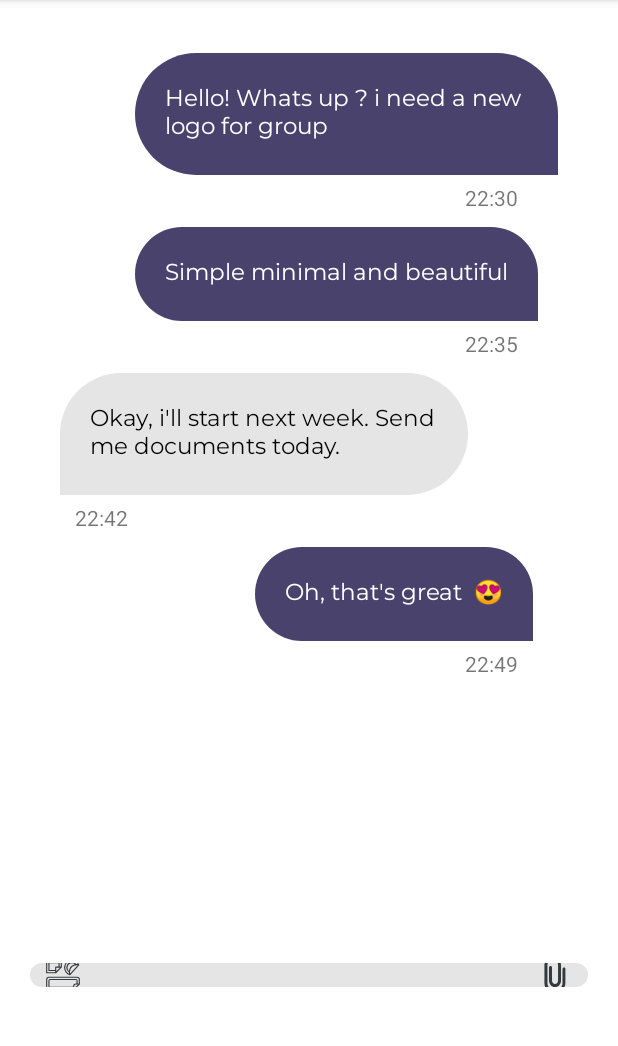
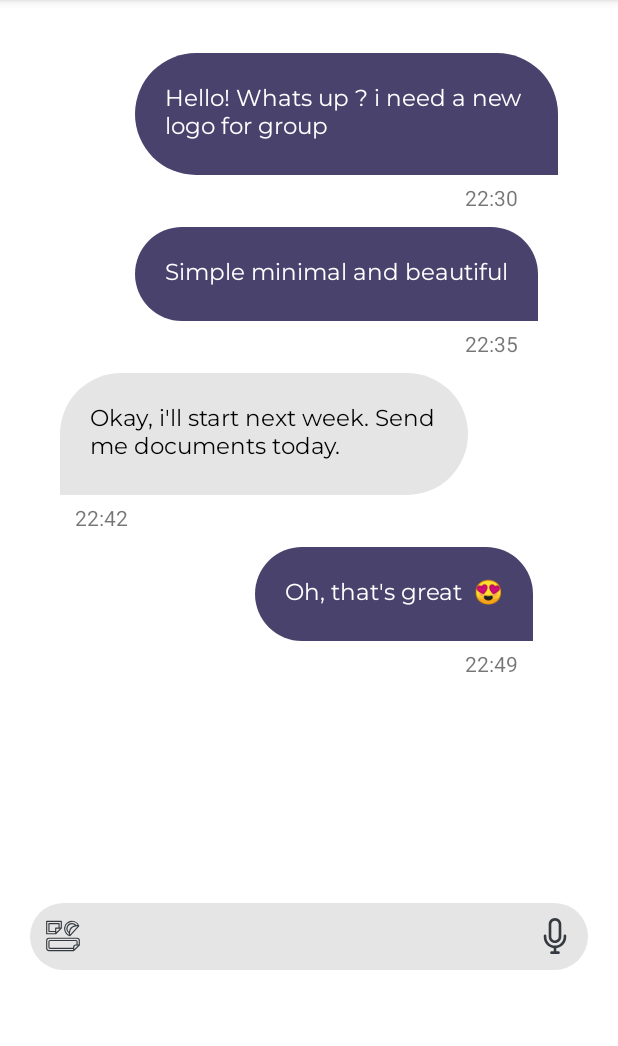
Before and after one commit to aya155/Chat-Messaging, an Android app: the screen it shows after launch (MainActivity), on a phone screen of 412 x 824 dp, the part 84-1130 px from its top. Run offline under Robolectric (Android 15) with nearby library versions, the phone set to English and light mode, and no system bars.

Commit message:
Update File

```diff
--- a/app/src/main/res/layout/activity_main.xml
+++ b/app/src/main/res/layout/activity_main.xml
@@ -102,18 +102,16 @@
     <EditText
         android:layout_width="match_parent"
         android:layout_height="wrap_content"
-        android:ems="10"
         android:inputType="text"
         android:background="@drawable/edit_text_background"
         android:padding="10dp"
-        android:layout_marginTop="180dp"
+        android:layout_marginTop="140dp"
         android:layout_marginStart="10dp"
         android:layout_marginEnd="10dp"
-        android:layout_marginBottom="100dp"
-        android:drawableEnd="@drawable/paperclip"
+        android:layout_marginBottom="10dp"
+        android:drawableEnd="@drawable/mic"
         android:drawableTint="#343a40"
         android:drawablePadding="20dp"
-        android:scrollbars="horizontal"
         android:drawableStart="@drawable/sticker"/>
 
 </LinearLayout>
```
